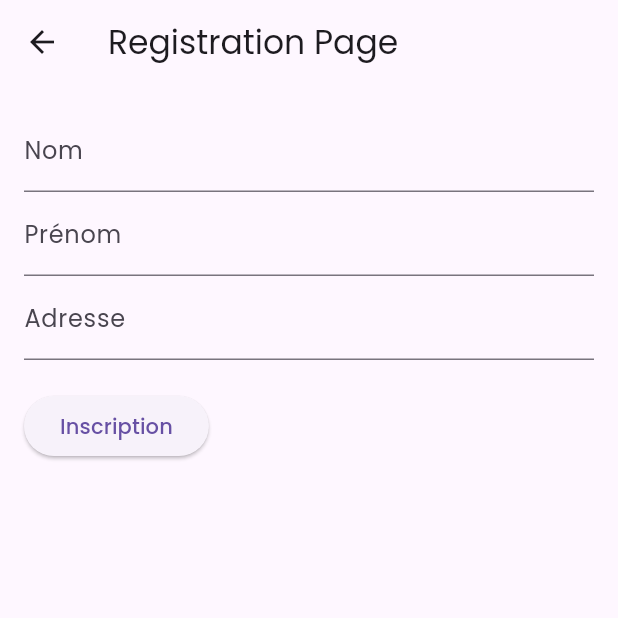
After one commit to cabrelshadow/TaxiApp, a Flutter app: the RegistrationPage screen opened directly, after a tap on "Inscription", on a phone screen of 412 x 824 dp, the top half of it. The commit adds this screen. Run offline on Flutter 3.47's test engine with Material 3 defaults, Android fonts, the phone set to English and light mode, and no system bars; our stand-ins replace cloud_firestore, firebase_auth, firebase_core, firebase_storage, flutter_svg, geolocator and 12 more; missing offline and left inert: dart:ffi, fl_country_code_picker, flutter_google_places, google_maps_webservice, syncfusion_flutter_pdf; accounts and stored records are empty; network calls fail.

Commit message:
fix all bug

```diff
--- a/lib/controller/auth_controller.dart
+++ b/lib/controller/auth_controller.dart
@@ -87,7 +87,7 @@ var  myuser=UserModel(
     Unom: '',
     Uprenom: '',
     Uadresse: '',
-    Uimage: ''
+
 
 ).obs;
   getUser(){
--- a/lib/main.dart
+++ b/lib/main.dart
@@ -12,6 +12,7 @@ import 'package:taxiapp/views/create_trajets.dart';
 import 'package:taxiapp/views/homeScreen.dart';
 import 'package:taxiapp/views/login_screen.dart';
 import 'package:taxiapp/views/navbar.dart';
+import 'package:taxiapp/views/on_boarding/on_boarding_screen.dart';
 import 'package:taxiapp/views/profile_settings.dart';
 import 'package:taxiapp/views/show_trajet.dart';
 import 'package:taxiapp/views/sierge.dart';
@@ -44,7 +45,7 @@ class MyApp extends StatelessWidget {
         textTheme: GoogleFonts.poppinsTextTheme(textTheme),
       ),
 
-      home:AuthPage(),
+      home:OnBoardingScreen(),
 
 
     );
--- a/lib/views/on_boarding/on_boarding_screen.dart
+++ b/lib/views/on_boarding/on_boarding_screen.dart
@@ -7,6 +7,7 @@ import 'package:liquid_swipe/liquid_swipe.dart';
 import 'package:smooth_page_indicator/smooth_page_indicator.dart';
 import 'package:taxiapp/routes/verifie_user_login.dart';
 import 'package:taxiapp/views/login_screen.dart';
+import 'package:taxiapp/views/profile_settings.dart';
 
 
 
@@ -14,6 +15,7 @@ import '../../constants/colors.dart';
 import '../../constants/image_string.dart';
 import '../../constants/text_strings.dart';
 import '../../models/model_on_boarding.dart';
+import '../userProfile.dart';
 import 'on_boading_screen_widget.dart';
 class OnBoardingScreen extends StatefulWidget {
    const OnBoardingScreen({Key? key}) : super(key: key);
@@ -106,7 +108,7 @@ class _OnBoardingScreenState extends State<OnBoardingScreen> {
             top: 50,
             right: 20,
             child: TextButton(
-              onPressed: ()=> Get.to(UserAuthVerifie()),
+              onPressed: ()=> Get.to(ProfileSettingScreen()),
               child: Text("Skip",style: GoogleFonts.poppins(color: Colors.white,fontWeight: FontWeight.bold),),
             ),
           ),
--- /dev/null
+++ b/lib/views/userProfile.dart
@@ -0,0 +1,87 @@
+import 'package:cloud_firestore/cloud_firestore.dart';
+import 'package:firebase_auth/firebase_auth.dart';
+import 'package:flutter/cupertino.dart';
+import 'package:flutter/material.dart';
+import 'package:taxiapp/views/navbar.dart';
+
+class RegistrationPage extends StatefulWidget {
+  @override
+  _RegistrationPageState createState() => _RegistrationPageState();
+}
+
+class _RegistrationPageState extends State<RegistrationPage> {
+  final TextEditingController _nomController = TextEditingController();
+  final TextEditingController _prenomController = TextEditingController();
+  final TextEditingController _adresseController = TextEditingController();
+
+  final FirebaseAuth _auth = FirebaseAuth.instance;
+  final FirebaseFirestore _firestore = FirebaseFirestore.instance;
+
+  Future<void> _registerUser() async {
+    try {
+      UserCredential userCredential = await _auth.createUserWithEmailAndPassword(
+        email: _nomController.text + '@example.com', // Utilisez le nom comme base pour l'email
+        password: 'password', // Vous pouvez générer un mot de passe plus sécurisé ici
+      );
+
+      await _firestore.collection('users').doc(userCredential.user!.uid).set({
+        'nom': _nomController.text,
+        'prenom': _prenomController.text,
+        'adresse': _adresseController.text,
+      });
+
+      Navigator.of(context).pushReplacement(MaterialPageRoute(builder: (_) => NavBar()));
+    } catch (e) {
+      print('Error during registration: $e');
+      // Afficher un message d'erreur à l'utilisateur, par exemple avec un SnackBar
+    }
+  }
+
+  @override
+  Widget build(BuildContext context) {
+    return Scaffold(
+      appBar: AppBar(
+        title: Text('Registration Page'),
+      ),
+      body: Padding(
+        padding: EdgeInsets.all(16.0),
+        child: Column(
+          crossAxisAlignment: CrossAxisAlignment.start,
+          children: [
+            TextField(
+              controller: _nomController,
+              decoration: InputDecoration(labelText: 'Nom'),
+            ),
+            TextField(
+              controller: _prenomController,
+              decoration: InputDecoration(labelText: 'Prénom'),
+            ),
+            TextField(
+              controller: _adresseController,
+              decoration: InputDecoration(labelText: 'Adresse'),
+            ),
+            SizedBox(height: 20),
+            ElevatedButton(
+              onPressed: _registerUser,
+              child: Text('Inscription'),
+            ),
+          ],
+        ),
+      ),
+    );
+  }
+}
+
+class HomePage extends StatelessWidget {
+  @override
+  Widget build(BuildContext context) {
+    return Scaffold(
+      appBar: AppBar(
+        title: Text('Home Page'),
+      ),
+      body: Center(
+        child: Text('Bienvenue sur la page d\'accueil !'),
+      ),
+    );
+  }
+}
```
Also changed, not shown: lib/views/profile_settings.dart (+22 -79 lines), pubspec.lock.
